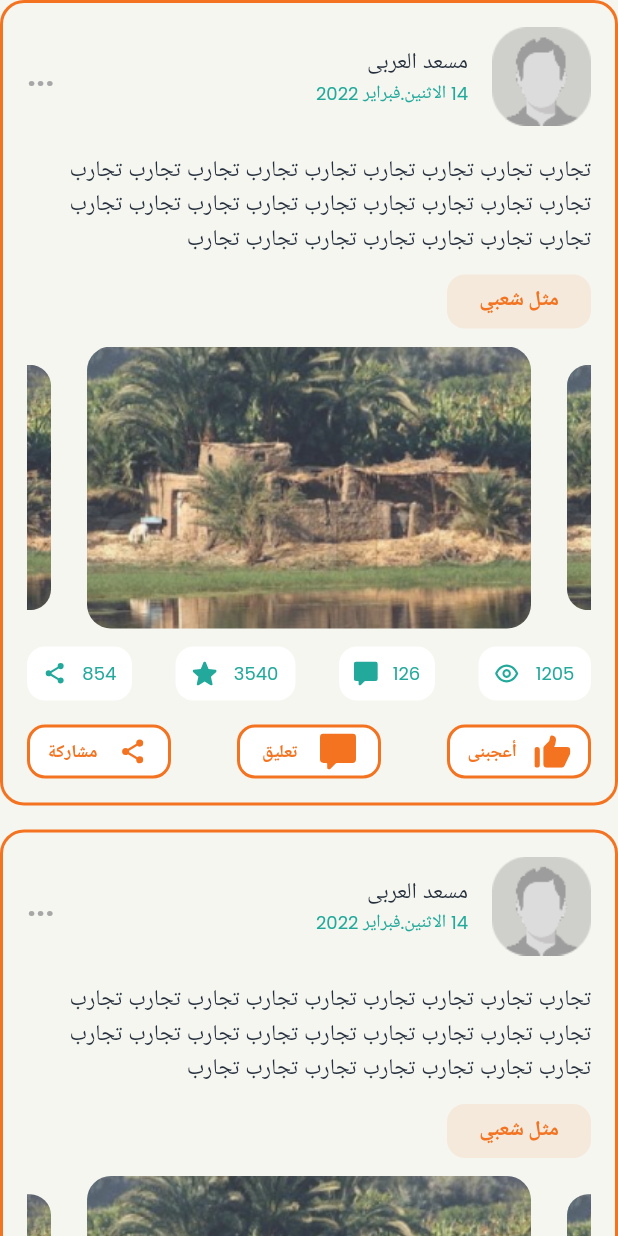
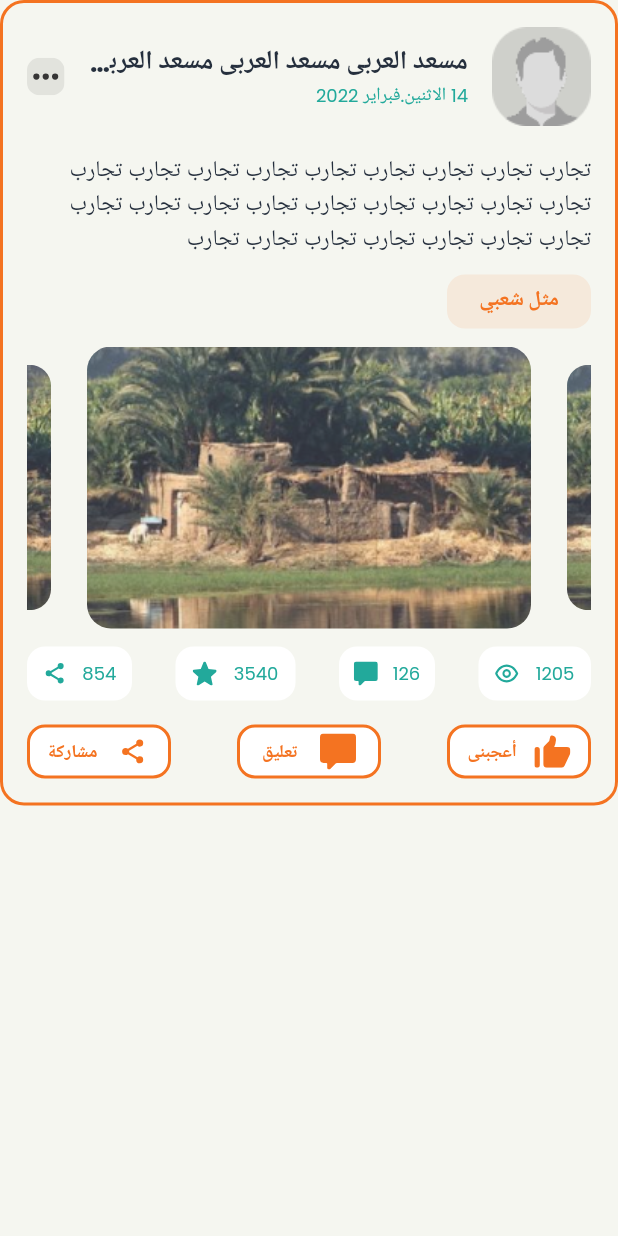
Before and after one commit to FiveDimensionsIT/HayahKarima, a Flutter app: the HomeDetailsView widget shown alone on an empty page, opened directly, on a phone screen of 412 x 824 dp. Run offline on Flutter 3.47's test engine with Material 2 defaults, Android fonts, the phone set to English and light mode, and no system bars; drawn by our look-alikes of carousel_slider; our stand-ins replace buttons_tabbar, connectivity_plus, dio, dotted_border, firebase_auth, flutter_svg and 10 more; missing offline and left inert: ansicolor, barbecue; accounts and stored records are empty; statements that could not run were skipped.

Commit message:
do refactor on Eslam work

```diff
--- a/lib/app/pages/home/views/home_details_view.dart
+++ b/lib/app/pages/home/views/time_line_item_view.dart
@@ -1,11 +1,14 @@
 import 'package:carousel_slider/carousel_slider.dart';
 import 'package:flutter/cupertino.dart';
 import 'package:flutter/material.dart';
+import 'package:flutter/painting.dart';
+import 'package:flutter/rendering.dart';
 import 'package:flutter_svg/flutter_svg.dart';
 import 'package:get/get.dart';
 import 'package:hayah_karema/app/common/themes/app_colors.dart';
 import 'package:hayah_karema/app/common/themes/app_theme.dart';
 import 'package:hayah_karema/app/common/translation/app_text.dart';
+import 'package:hayah_karema/app/common/widgets/3dots_view.dart';
 import 'package:hayah_karema/app/pages/home/home_controller.dart';
 import 'package:hayah_karema/utils/ui/empty.dart';
 
@@ -19,12 +22,7 @@ class HomeDetailsView extends StatelessWidget {
   }
 
   Widget _buildHomeData() {
-    return ListView.builder(
-      shrinkWrap: true,
-        physics: const NeverScrollableScrollPhysics(),
-        itemCount: 3,
-        itemBuilder: (context,index){
-          return  Column(
+    return Column(
         children: [
           Container(
             padding: AppTheme.pagePadding,
@@ -61,7 +59,6 @@ class HomeDetailsView extends StatelessWidget {
           Empty(height: 16,)
         ],
       );
-        });
   }
 
   Widget _buildPersonInfo(){
@@ -73,16 +70,19 @@ class HomeDetailsView extends StatelessWidget {
         Empty(
           width: 16,
         ),
-        Column(
+        Expanded(
+          child: Column(
             mainAxisAlignment: MainAxisAlignment.start,
             crossAxisAlignment: CrossAxisAlignment.start,
             children: [
               Text(
-              'مسعد العربى',
+                'مسعد العربى مسعد العربى مسعد العربى مسعد العربى',
                 maxLines: 1,
                 softWrap: true,
+                overflow: TextOverflow.ellipsis,
                 style: TextStyle(
-                fontSize: Get.textTheme.bodyLarge?.fontSize,
+                  fontSize: Get.textTheme.headline3?.fontSize,
+                  fontWeight: FontWeight.bold
                 ),
               ),
               Text(
@@ -94,16 +94,11 @@ class HomeDetailsView extends StatelessWidget {
               ),
             ],
           ),
-        const Spacer(flex: 1,),
-        Text(
-          "...",
-          style: TextStyle(
-              fontWeight: FontWeight.bold,
-              fontSize: 18,
-              color: AppColors.current.dimmed,
-              letterSpacing: 1),
-          textAlign: TextAlign.end,
-        )
+        ),
+        Empty(
+          width: 8,
+        ),
+        DotsView(onClick: (){})
       ],
     );
   }
@@ -111,8 +106,9 @@ class HomeDetailsView extends StatelessWidget {
   Widget _buildPost(){
     return  Text(
       'تجارب تجارب تجارب تجارب تجارب تجارب تجارب تجارب تجارب تجارب تجارب تجارب تجارب تجارب تجارب تجارب تجارب تجارب تجارب تجارب تجارب تجارب تجارب تجارب تجارب',
-      maxLines: 4,
+      maxLines: 3,
       softWrap: true,
+      overflow: TextOverflow.ellipsis,
       style: TextStyle(
         fontSize:  Get.textTheme.bodyLarge?.fontSize,
       ),
@@ -151,7 +147,7 @@ class HomeDetailsView extends StatelessWidget {
         ),
       ],
       options: CarouselOptions(
-        autoPlay: true,
+        autoPlay: false,
         enlargeCenterPage: true,
         aspectRatio: 2.0,
       ),
```
Also changed, not shown: lib/app/pages/home/views/timeline_question_item_view.dart (renamed from lib/app/pages/home/views/answer_score_view.dart). Lines whose indentation alone changed are shown as unchanged.
